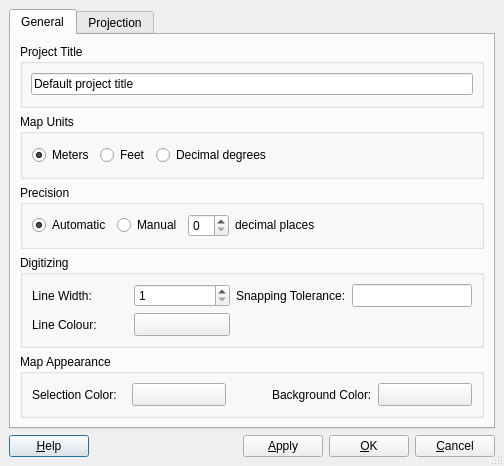
Above: src/ui/qgsprojectpropertiesbase.ui from kadas-albireo/kadas-albireo before the change. Below: the same form after it.
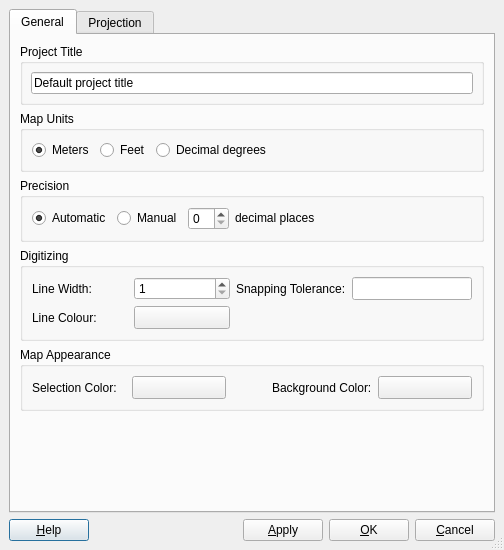
That is the form after the change. Icons and pictures are not drawn. Custom widgets are drawn as their Qt base class.

Patch:
```diff
--- a/src/ui/qgsprojectpropertiesbase.ui
+++ b/src/ui/qgsprojectpropertiesbase.ui
@@ -9,7 +9,7 @@
     <x>0</x>
     <y>0</y>
     <width>504</width>
-    <height>466</height>
+    <height>550</height>
    </rect>
   </property>
   <property name="windowTitle" >
@@ -34,17 +34,39 @@
       <attribute name="title" >
        <string>General</string>
       </attribute>
-      <layout class="QGridLayout" >
+      <layout class="QVBoxLayout" >
        <property name="margin" >
         <number>9</number>
        </property>
        <property name="spacing" >
         <number>6</number>
        </property>
-       <item row="4" column="0" >
-        <widget class="QGroupBox" name="groupBox" >
+       <item>
+        <widget class="QGroupBox" name="titleBox" >
          <property name="title" >
-          <string>Map Appearance</string>
+          <string>Project Title</string>
+         </property>
+         <layout class="QGridLayout" >
+          <property name="margin" >
+           <number>8</number>
+          </property>
+          <property name="spacing" >
+           <number>6</number>
+          </property>
+          <item row="0" column="0" >
+           <widget class="QLineEdit" name="titleEdit" >
+            <property name="text" >
+             <string>Default project title</string>
+            </property>
+           </widget>
+          </item>
+         </layout>
+        </widget>
+       </item>
+       <item>
+        <widget class="QGroupBox" name="btnGrpMapUnits" >
+         <property name="title" >
+          <string>Map Units</string>
          </property>
          <layout class="QHBoxLayout" >
           <property name="margin" >
@@ -54,33 +76,26 @@
            <number>6</number>
           </property>
           <item>
-           <widget class="QLabel" name="textLabel1" >
+           <widget class="QRadioButton" name="radMeters" >
             <property name="text" >
-             <string>Selection Color:</string>
+             <string>Meters</string>
             </property>
-            <property name="buddy" >
-             <cstring>pbnSelectionColour</cstring>
+            <property name="checked" >
+             <bool>true</bool>
             </property>
            </widget>
           </item>
           <item>
-           <widget class="QToolButton" name="pbnSelectionColour" >
-            <property name="sizePolicy" >
-             <sizepolicy>
-              <hsizetype>5</hsizetype>
-              <vsizetype>0</vsizetype>
-              <horstretch>0</horstretch>
-              <verstretch>0</verstretch>
-             </sizepolicy>
+           <widget class="QRadioButton" name="radFeet" >
+            <property name="text" >
+             <string>Feet</string>
             </property>
-            <property name="minimumSize" >
-             <size>
-              <width>10</width>
-              <height>22</height>
-             </size>
-            </property>
+           </widget>
+          </item>
+          <item>
+           <widget class="QRadioButton" name="radDecimalDegrees" >
             <property name="text" >
-             <string/>
+             <string>Decimal degrees</string>
             </property>
            </widget>
           </item>
@@ -89,9 +104,6 @@
             <property name="orientation" >
              <enum>Qt::Horizontal</enum>
             </property>
-            <property name="sizeType" >
-             <enum>QSizePolicy::Fixed</enum>
-            </property>
             <property name="sizeHint" >
              <size>
               <width>40</width>
@@ -100,35 +112,10 @@
             </property>
            </spacer>
           </item>
-          <item>
-           <widget class="QLabel" name="label" >
-            <property name="text" >
-             <string>Background Color:</string>
-            </property>
-            <property name="buddy" >
-             <cstring>pbnCanvasColor</cstring>
-            </property>
-           </widget>
-          </item>
-          <item>
-           <widget class="QToolButton" name="pbnCanvasColor" >
-            <property name="sizePolicy" >
-             <sizepolicy>
-              <hsizetype>5</hsizetype>
-              <vsizetype>0</vsizetype>
-              <horstretch>0</horstretch>
-              <verstretch>0</verstretch>
-             </sizepolicy>
-            </property>
-            <property name="text" >
-             <string/>
-            </property>
-           </widget>
-          </item>
          </layout>
         </widget>
        </item>
-       <item row="2" column="0" >
+       <item>
         <widget class="QGroupBox" name="btnGrpPrecision" >
          <property name="title" >
           <string>Precision</string>
@@ -210,59 +197,7 @@
          </layout>
         </widget>
        </item>
-       <item row="1" column="0" >
-        <widget class="QGroupBox" name="btnGrpMapUnits" >
-         <property name="title" >
-          <string>Map Units</string>
-         </property>
-         <layout class="QHBoxLayout" >
-          <property name="margin" >
-           <number>9</number>
-          </property>
-          <property name="spacing" >
-           <number>6</number>
-          </property>
-          <item>
-           <widget class="QRadioButton" name="radMeters" >
-            <property name="text" >
-             <string>Meters</string>
-            </property>
-            <property name="checked" >
-             <bool>true</bool>
-            </property>
-           </widget>
-          </item>
-          <item>
-           <widget class="QRadioButton" name="radFeet" >
-            <property name="text" >
-             <string>Feet</string>
-            </property>
-           </widget>
-          </item>
-          <item>
-           <widget class="QRadioButton" name="radDecimalDegrees" >
-            <property name="text" >
-             <string>Decimal degrees</string>
-            </property>
-           </widget>
-          </item>
-          <item>
-           <spacer>
-            <property name="orientation" >
-             <enum>Qt::Horizontal</enum>
-            </property>
-            <property name="sizeHint" >
-             <size>
-              <width>40</width>
-              <height>20</height>
-             </size>
-            </property>
-           </spacer>
-          </item>
-         </layout>
-        </widget>
-       </item>
-       <item row="3" column="0" >
+       <item>
         <widget class="QGroupBox" name="grpDigitizing" >
          <property name="title" >
           <string>Digitizing</string>
@@ -345,28 +280,106 @@
          </layout>
         </widget>
        </item>
-       <item row="0" column="0" >
-        <widget class="QGroupBox" name="titleBox" >
+       <item>
+        <widget class="QGroupBox" name="groupBox" >
          <property name="title" >
-          <string>Project Title</string>
+          <string>Map Appearance</string>
          </property>
-         <layout class="QGridLayout" >
+         <layout class="QHBoxLayout" >
           <property name="margin" >
-           <number>8</number>
+           <number>9</number>
           </property>
           <property name="spacing" >
            <number>6</number>
           </property>
-          <item row="0" column="0" >
-           <widget class="QLineEdit" name="titleEdit" >
+          <item>
+           <widget class="QLabel" name="textLabel1" >
             <property name="text" >
-             <string>Default project title</string>
+             <string>Selection Color:</string>
+            </property>
+            <property name="buddy" >
+             <cstring>pbnSelectionColour</cstring>
+            </property>
+           </widget>
+          </item>
+          <item>
+           <widget class="QToolButton" name="pbnSelectionColour" >
+            <property name="sizePolicy" >
+             <sizepolicy>
+              <hsizetype>5</hsizetype>
+              <vsizetype>0</vsizetype>
+              <horstretch>0</horstretch>
+              <verstretch>0</verstretch>
+             </sizepolicy>
+            </property>
+            <property name="minimumSize" >
+             <size>
+              <width>10</width>
+              <height>22</height>
+             </size>
+            </property>
+            <property name="text" >
+             <string/>
+            </property>
+           </widget>
+          </item>
+          <item>
+           <spacer>
+            <property name="orientation" >
+             <enum>Qt::Horizontal</enum>
+            </property>
+            <property name="sizeType" >
+             <enum>QSizePolicy::Fixed</enum>
+            </property>
+            <property name="sizeHint" >
+             <size>
+              <width>40</width>
+              <height>20</height>
+             </size>
+            </property>
+           </spacer>
+          </item>
+          <item>
+           <widget class="QLabel" name="label" >
+            <property name="text" >
+             <string>Background Color:</string>
+            </property>
+            <property name="buddy" >
+             <cstring>pbnCanvasColor</cstring>
+            </property>
+           </widget>
+          </item>
+          <item>
+           <widget class="QToolButton" name="pbnCanvasColor" >
+            <property name="sizePolicy" >
+             <sizepolicy>
+              <hsizetype>5</hsizetype>
+              <vsizetype>0</vsizetype>
+              <horstretch>0</horstretch>
+              <verstretch>0</verstretch>
+             </sizepolicy>
+            </property>
+            <property name="text" >
+             <string/>
             </property>
            </widget>
           </item>
          </layout>
         </widget>
        </item>
+       <item>
+        <spacer>
+         <property name="orientation" >
+          <enum>Qt::Vertical</enum>
+         </property>
+         <property name="sizeHint" >
+          <size>
+           <width>31</width>
+           <height>21</height>
+          </size>
+         </property>
+        </spacer>
+       </item>
       </layout>
      </widget>
      <widget class="QWidget" name="tab" >
```
Left out of the diff: 9 changed lines with no effect on the pictures.
